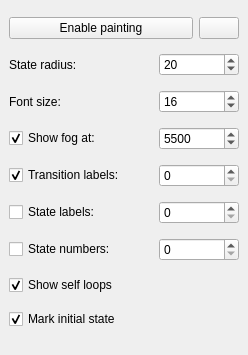
First picture: the form in tools/release/ltsgraph/glwidget.ui, repository mCRL2org/mCRL2, before the edit.
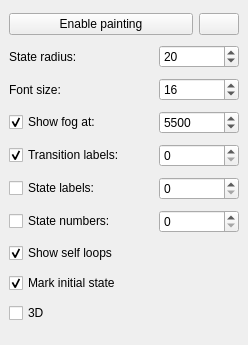
Second picture: the form after the edit.

The edit to the form file:
```diff
--- a/tools/release/ltsgraph/glwidget.ui
+++ b/tools/release/ltsgraph/glwidget.ui
@@ -7,7 +7,7 @@
     <x>0</x>
     <y>0</y>
     <width>248</width>
-    <height>355</height>
+    <height>345</height>
    </rect>
   </property>
   <property name="font">
@@ -285,6 +285,13 @@
       </property>
      </widget>
     </item>
+    <item>
+     <widget class="QCheckBox" name="cbThreeDimensional">
+      <property name="text">
+       <string>3D</string>
+      </property>
+     </widget>
+    </item>
    </layout>
   </widget>
  </widget>
```
